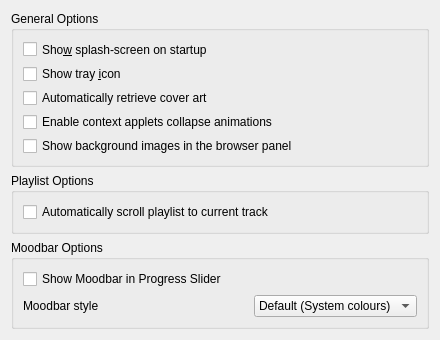
Qt form src/configdialog/dialogs/GeneralConfig.ui (netrunner-debian-kde-extras/amarok) before a commit.
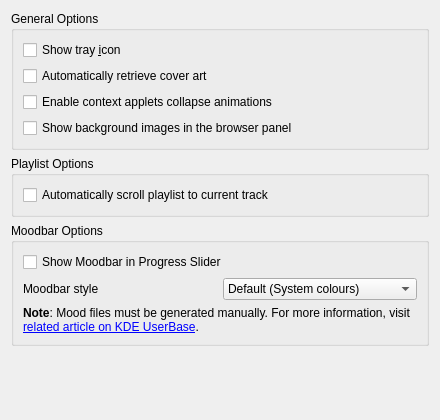
The same form after that commit.

```diff
--- a/src/configdialog/dialogs/GeneralConfig.ui
+++ b/src/configdialog/dialogs/GeneralConfig.ui
@@ -7,7 +7,7 @@
     <x>0</x>
     <y>0</y>
     <width>440</width>
-    <height>340</height>
+    <height>420</height>
    </rect>
   </property>
   <property name="minimumSize">
@@ -24,19 +24,6 @@
      </property>
      <layout class="QGridLayout" name="gridLayout">
       <item row="0" column="0">
-       <widget class="QCheckBox" name="kcfg_ShowSplashScreen">
-        <property name="toolTip">
-         <string>Check to enable the splashscreen during Amarok startup.</string>
-        </property>
-        <property name="whatsThis">
-         <string>Check to enable the splashscreen during Amarok startup.</string>
-        </property>
-        <property name="text">
-         <string>Sho&amp;w splash-screen on startup</string>
-        </property>
-       </widget>
-      </item>
-      <item row="1" column="0">
        <widget class="QCheckBox" name="kcfg_ShowTrayIcon">
         <property name="toolTip">
          <string>Check to enable the Amarok system tray icon.</string>
@@ -49,7 +36,7 @@
         </property>
        </widget>
       </item>
-      <item row="2" column="0">
+      <item row="1" column="0">
        <widget class="QCheckBox" name="kcfg_AutoGetCoverArt">
         <property name="toolTip">
          <string>Check to enable the automatic retrieval of cover art from the Internet.</string>
@@ -62,7 +49,7 @@
         </property>
        </widget>
       </item>
-      <item row="3" column="0">
+      <item row="2" column="0">
        <widget class="QCheckBox" name="kcfg_AnimateAppletCollapse">
         <property name="toolTip">
          <string>Check to enable animations when context applets collapse.</string>
@@ -75,7 +62,7 @@
         </property>
        </widget>
       </item>
-      <item row="4" column="0">
+      <item row="3" column="0">
        <widget class="QCheckBox" name="kcfg_ShowBrowserBackgroundImage">
         <property name="text">
          <string>Show background images in the browser panel</string>
@@ -110,7 +97,20 @@
       <string>Moodbar Options</string>
      </property>
      <layout class="QGridLayout" name="gridLayout_3">
-      <item row="0" column="0" colspan="3">
+      <item row="2" column="0" colspan="2">
+       <widget class="QLabel" name="moodbarNote">
+        <property name="text">
+         <string>&lt;b&gt;Note&lt;/b&gt;: Mood files must be generated manually. For more information, visit &lt;a href=&quot;http://userbase.kde.org/Amarok/Manual/Various/Moodbar&quot;&gt;related article on KDE UserBase&lt;/a&gt;.</string>
+        </property>
+        <property name="wordWrap">
+         <bool>true</bool>
+        </property>
+        <property name="openExternalLinks">
+         <bool>true</bool>
+        </property>
+       </widget>
+      </item>
+      <item row="0" column="0" colspan="2">
        <widget class="QCheckBox" name="kcfg_ShowMoodbarInSlider">
         <property name="toolTip">
          <string>The Moodbar makes it possible to navigate in your music visually.
@@ -128,7 +128,7 @@
         </property>
        </widget>
       </item>
-      <item row="1" column="2">
+      <item row="1" column="1">
        <widget class="QComboBox" name="kcfg_MoodbarPaintStyle">
         <property name="toolTip">
          <string>Choose the mood display style</string>
@@ -163,7 +163,10 @@
         </item>
        </widget>
       </item>
-      <item row="2" column="1">
+     </layout>
+    </widget>
+   </item>
+   <item>
        <spacer name="verticalSpacer">
         <property name="orientation">
          <enum>Qt::Vertical</enum>
@@ -171,13 +174,10 @@
         <property name="sizeHint" stdset="0">
          <size>
           <width>20</width>
-          <height>26</height>
+       <height>40</height>
          </size>
         </property>
        </spacer>
-      </item>
-     </layout>
-    </widget>
    </item>
   </layout>
  </widget>
```
Lines whose indentation alone changed are shown as unchanged.
